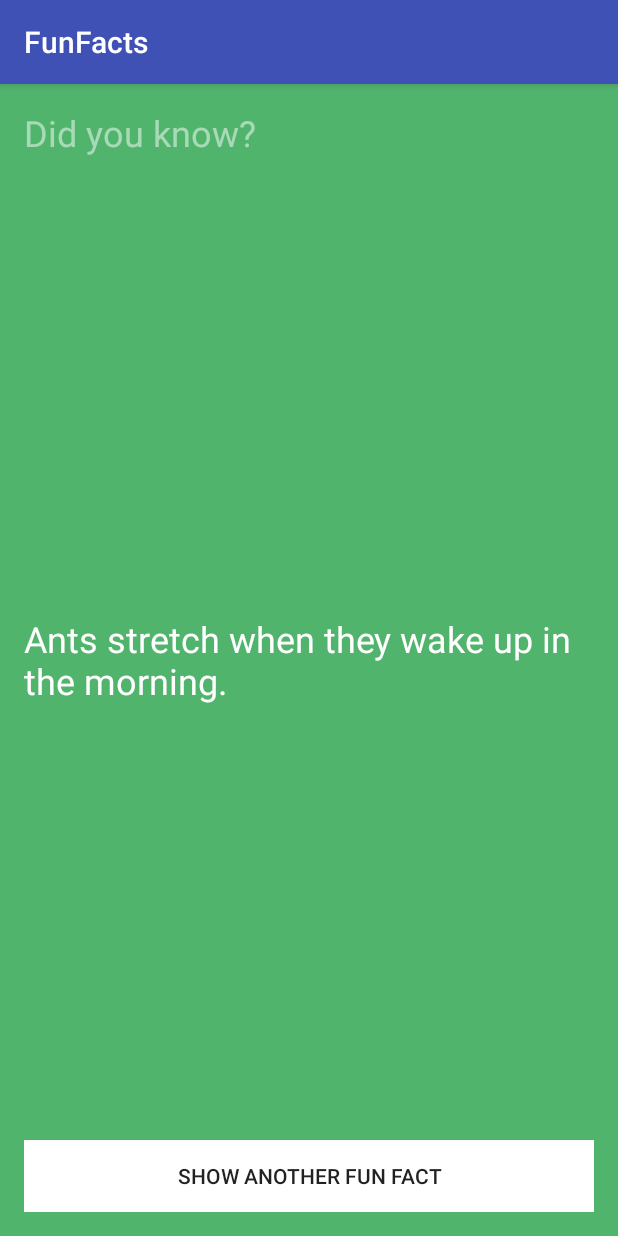
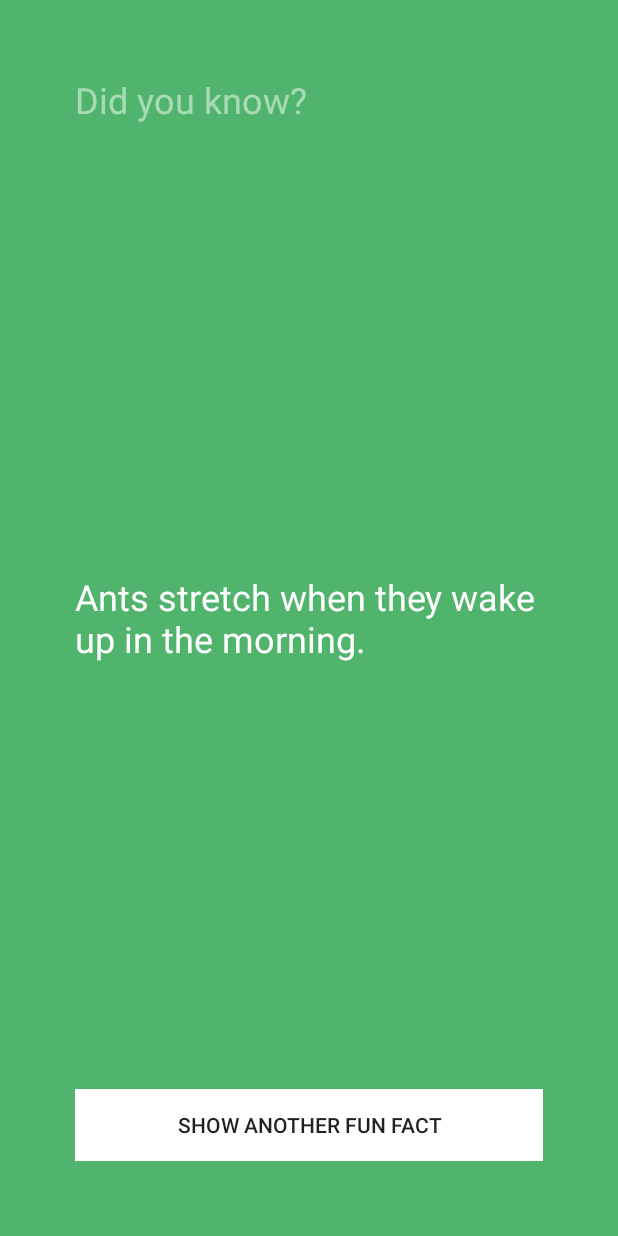
Before and after one commit to JeremyBowyer/Android-FunFacts, an Android app: the screen it shows after launch (FunFacts), on a phone screen of 412 x 824 dp. Run offline under Robolectric (Android 15) with nearby library versions, the phone set to English and light mode, and no system bars.

Commit message:
Added padding to app.

```diff
--- a/app/src/main/res/layout/activity_fun_facts.xml
+++ b/app/src/main/res/layout/activity_fun_facts.xml
@@ -4,10 +4,10 @@
     android:layout_width="match_parent"
     android:layout_height="match_parent"
     android:background="#51b46d"
-    android:paddingBottom="16dp"
-    android:paddingLeft="16dp"
-    android:paddingRight="16dp"
-    android:paddingTop="16dp"
+    android:paddingBottom="50dp"
+    android:paddingLeft="50dp"
+    android:paddingRight="50dp"
+    android:paddingTop="50dp"
     tools:context="com.jeremybowyer.funfacts.FunFacts">
 
     <TextView
--- a/app/src/main/res/values/styles.xml
+++ b/app/src/main/res/values/styles.xml
@@ -1,7 +1,7 @@
 <resources>
 
     <!-- Base application theme. -->
-    <style name="AppTheme" parent="Theme.AppCompat.Light.DarkActionBar">
+    <style name="AppTheme" parent="Theme.AppCompat.Light.NoActionBar">
         <!-- Customize your theme here. -->
         <item name="colorPrimary">@color/colorPrimary</item>
         <item name="colorPrimaryDark">@color/colorPrimaryDark</item>
```
